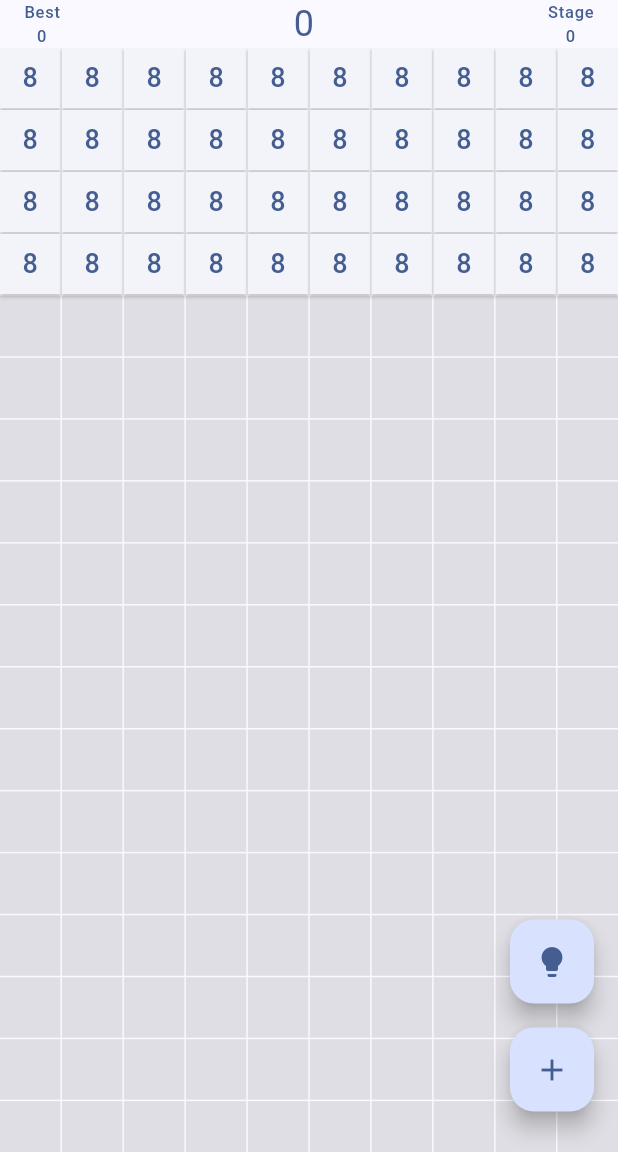
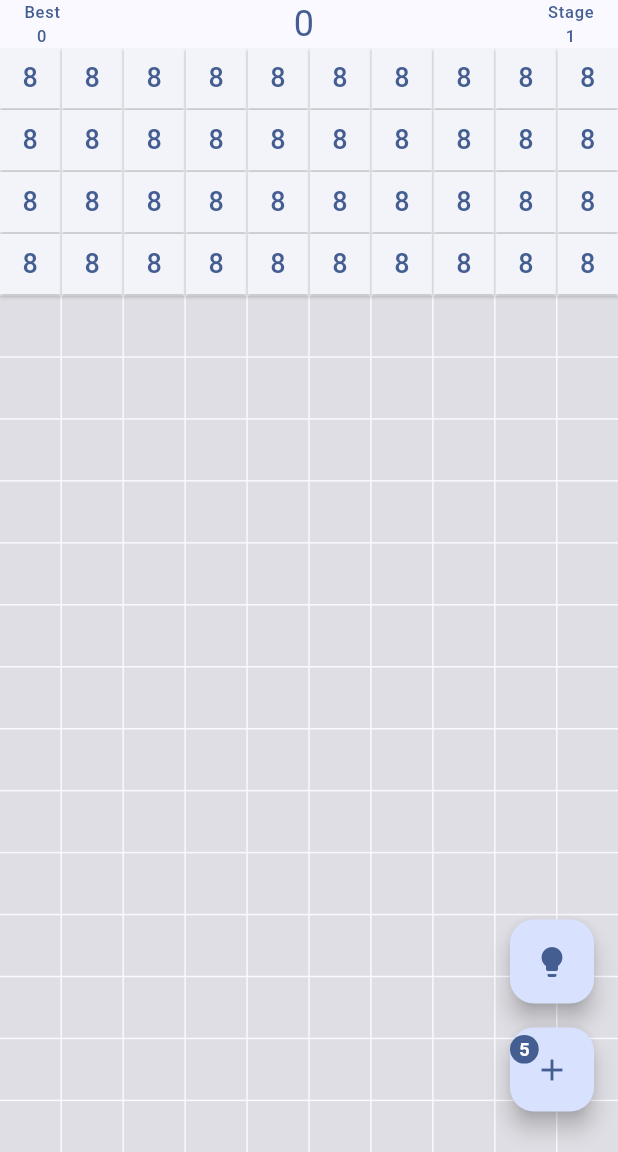
Before and after one commit to julia-morg/numerocide, a Flutter app: the screen it shows after launch, after a tap on "NEW GAME", on a phone screen of 412 x 824 dp, the part 84-1236 px from its top. Run offline on Flutter 3.47's test engine with Material 3 defaults, Android fonts, the phone set to English and light mode, and no system bars; our stand-ins replace shared_preferences.

Commit message:
change rules

```diff
--- a/lib/game/animated_button.dart
+++ b/lib/game/animated_button.dart
@@ -5,6 +5,8 @@ class AnimatedButton extends StatefulWidget {
   final IconData icon;
   final Color color;
   final String heroTag;
+  final bool active;
+  final int? labelCount;
 
   const AnimatedButton({
     super.key,
@@ -12,6 +14,8 @@ class AnimatedButton extends StatefulWidget {
     required this.icon,
     required this.color,
     required this.heroTag,
+    required this.active,
+    this.labelCount,
   });
 
   @override
@@ -38,7 +42,7 @@ class AnimatedButtonState extends State<AnimatedButton>
 
   void startShakeAnimation() {
     _shakeController.forward(from: 0).then((_) {
-      _shakeController.reverse(from:-5);
+      _shakeController.reverse(from: -5);
     });
   }
 
@@ -50,16 +54,47 @@ class AnimatedButtonState extends State<AnimatedButton>
 
   @override
   Widget build(BuildContext context) {
+    Color inactiveColor = Colors.grey;
+    Color activeColor = widget.color;
+    Color lightColor = Colors.white;
+    Color lightInactiveColor = Colors.grey[200]!;
+
     return AnimatedBuilder(
       animation: _shakeAnimation,
       builder: (context, child) {
         return Transform.translate(
-          offset: Offset(0, _shakeAnimation.value),
-          child: FloatingActionButton(
-            onPressed: widget.onPressed,
-            tooltip: 'Add',
-            child: Icon(widget.icon, color: widget.color),
-            heroTag: widget.heroTag,
+          offset: Offset(0, _shakeAnimation.value), // Анимация сдвига кнопки
+          child: Stack(
+            alignment: Alignment.center,
+            children: [
+              FloatingActionButton(
+                onPressed: widget.active ? widget.onPressed : null,
+                tooltip: 'Add',
+                child: Icon(widget.icon,
+                    color: widget.active ? activeColor : inactiveColor),
+                heroTag: widget.heroTag,
+              ),
+              if (widget.labelCount != null)
+                Positioned(
+                  top: 0,
+                  left: 0,
+                  child: Container(
+                    padding: const EdgeInsets.all(6),
+                    decoration: BoxDecoration(
+                      shape: BoxShape.circle,
+                      color: widget.active ? activeColor : inactiveColor,
+                    ),
+                    child: Text(
+                      '${widget.labelCount}',
+                      style: TextStyle(
+                        fontSize: 12,
+                        fontWeight: FontWeight.bold,
+                        color: widget.active ? lightColor : lightInactiveColor,
+                      ),
+                    ),
+                  ),
+                ),
+            ],
           ),
         );
       },
--- a/lib/game_page.dart
+++ b/lib/game_page.dart
@@ -30,7 +30,7 @@ class GamePage extends StatefulWidget {
 
 class _GamePageState extends State<GamePage>
     with SingleTickerProviderStateMixin {
-  Desk desk = Desk(0, 0, {}, 0);
+  Desk desk = Desk(0, 0, 0, {}, 0);
   Hint? currentHint;
   List<int> selectedButtons = [];
   late final GlobalKey<AnimatedButtonState> _addButtonKey =
@@ -50,7 +50,7 @@ class _GamePageState extends State<GamePage>
         for (var i = 0; i < widget.initialButtonCount; i++)
           i: Field(i, randomNumbers[i], true)
       };
-      desk = Desk(0, 0, numbers, widget.buttonsPerRow);
+      desk = Desk(1, 0, 5, numbers, widget.buttonsPerRow);
       selectedButtons.clear();
       _saveGameState();
     });
@@ -63,11 +63,13 @@ class _GamePageState extends State<GamePage>
           key.startsWith('field_number_') ||
           key.startsWith('field_isActive_')) {
         await prefs.remove(key);
-
       }
     }
+    debugPrint('1234521prefs.getKeys().toString()');
+    debugPrint(prefs.getKeys().toString());
     await prefs.remove('score');
     await prefs.remove('stage');
+    await prefs.remove('remainingAddClicks');
   }
 
   Future<void> _saveGameState() async {
@@ -77,7 +79,6 @@ class _GamePageState extends State<GamePage>
           key.startsWith('field_number_') ||
           key.startsWith('field_isActive_')) {
         await prefs.remove(key);
-
       }
     }
     Map<int, Field> numbersCopy = Map.from(desk.numbers);
@@ -90,6 +91,7 @@ class _GamePageState extends State<GamePage>
     }
     await prefs.setInt('score', desk.score);
     await prefs.setInt('stage', desk.stage);
+    await prefs.setInt('remainingAddClicks', desk.remainingAddClicks);
   }
 
   Future<void> _saveMaxScore() async {
@@ -121,8 +123,9 @@ class _GamePageState extends State<GamePage>
 
       setState(() {
         desk = Desk(
-          prefs.getInt('stage') ?? 0,
+          prefs.getInt('stage') ?? 1,
           prefs.getInt('score') ?? 0,
+          prefs.getInt('remainingAddClicks') ?? 0,
           numbers,
           widget.buttonsPerRow,
         );
@@ -142,7 +145,6 @@ class _GamePageState extends State<GamePage>
   Widget build(BuildContext context) {
     Color colorDark = Theme.of(context).colorScheme.primary;
     Color colorLight = Theme.of(context).colorScheme.onSecondary;
-    String bestIcon = Icons.star.toString();
 
     return Scaffold(
       appBar: AppBar(
@@ -218,7 +220,7 @@ class _GamePageState extends State<GamePage>
           ],
         ),
       ),
-      floatingActionButton: desk.isGameOver()
+      floatingActionButton: desk.isVictory()
           ? null
           : Column(
               mainAxisAlignment: MainAxisAlignment.end,
@@ -231,6 +233,7 @@ class _GamePageState extends State<GamePage>
                     icon: Icons.lightbulb,
                     color: Theme.of(context).colorScheme.primary,
                     heroTag: 'hintButton',
+                    active: true,
                   ),
                 ),
                 Padding(
@@ -241,6 +244,8 @@ class _GamePageState extends State<GamePage>
                     icon: Icons.add,
                     color: Theme.of(context).colorScheme.primary,
                     heroTag: 'addButton',
+                    active: desk.remainingAddClicks > 0,
+                    labelCount: desk.remainingAddClicks,
                   ),
                 ),
               ],
@@ -250,27 +255,21 @@ class _GamePageState extends State<GamePage>
 
   void _onAddButtonPressed() {
     setState(() {
-      desk.newStage();
+      desk.addFields();
       _saveGameState();
     });
   }
 
   void _showGameOverDialog() async {
     SharedPreferences prefs = await SharedPreferences.getInstance();
-
-    await prefs.setInt('maxScore', desk.score);
     int maxScore = prefs.getInt('maxScore') ?? 0;
-
-    if (desk.score > maxScore) {
-      await prefs.setInt('maxScore', desk.score);
-    }
 
     showDialog(
       context: context,
       builder: (BuildContext context) {
         return AlertDialog(
           title: Text(
-            'CONGRATS! YOU WON!',
+            'GAME OVER',
             textAlign: TextAlign.center,
             style: Theme.of(context)
                 .textTheme
@@ -291,7 +290,7 @@ class _GamePageState extends State<GamePage>
               ),
               const SizedBox(height: 10),
               Text(
-                desk.score > maxScore ? "This is your max score ever!" : "",
+                desk.score >= maxScore ? "This is your max score ever!" : "",
                 style: Theme.of(context)
                     .textTheme
                     .labelMedium!
@@ -302,7 +301,7 @@ class _GamePageState extends State<GamePage>
           ),
           actions: <Widget>[
             TextButton(
-              child: const Text('Nice'),
+              child: const Text('OK'),
               onPressed: () {
                 Navigator.of(context).pop();
                 Navigator.of(context).pushAndRemoveUntil(
@@ -338,12 +337,16 @@ class _GamePageState extends State<GamePage>
               currentHint = null;
             });
 
-            _saveGameState();
-
-            if (desk.isGameOver()) {
-              _saveMaxScore();
+            _saveMaxScore();
+            bool? state = desk.checkGameStatus();
+            if (state == null) {
+              _saveGameState();
+            } else if (state == false) {
               _clearSavedGameState();
               _showGameOverDialog();
+            } else {
+              desk.newStage(widget.initialButtonCount);
+              _saveGameState();
             }
           });
         } else {
@@ -357,7 +360,7 @@ class _GamePageState extends State<GamePage>
   void _onShowHintPressed() {
     setState(() {
       currentHint = desk.findHint();
-      if (currentHint == null) {
+      if (currentHint == null && desk.remainingAddClicks > 0) {
         _addButtonKey.currentState?.startShakeAnimation();
       }
     });
--- a/lib/home_page.dart
+++ b/lib/home_page.dart
@@ -30,6 +30,8 @@ class _HomePageState extends State<HomePage> {
 
   Future<void> _checkSavedGame() async {
     SharedPreferences prefs = await SharedPreferences.getInstance();
+    debugPrint('23456754e3wdebugPrint(prefs.getKeys().toString());');
+    debugPrint(prefs.getKeys().toString());
     setState(() {
       _hasSavedGame = prefs.containsKey('field_index_0');
     });
```
Also changed, not shown: lib/game/desk.dart (+51 -9 lines), 1 other file.
